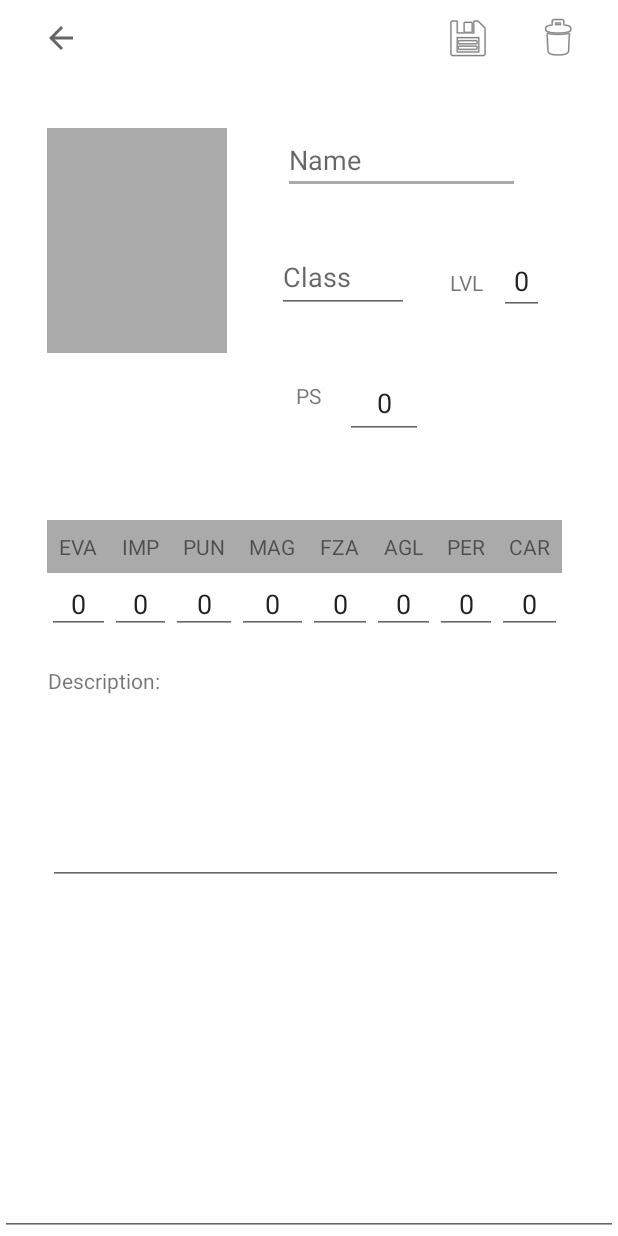
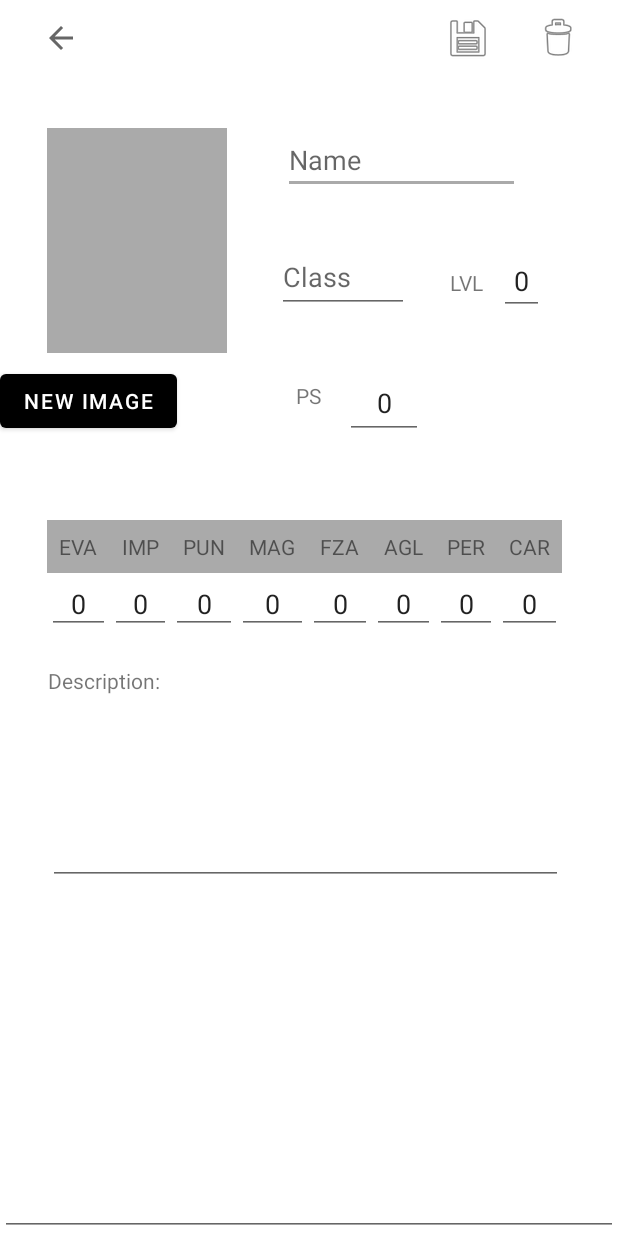
Before and after one commit to meskion/AndroidProjectRoleHelper, an Android app: the screen it shows after launch (charTemplateEditActivity), after a tap on "NEW CHARACTER", on a phone screen of 412 x 824 dp. Run offline under Robolectric (Android 15) with nearby library versions, the phone set to English and light mode, and no system bars.

Commit message:
added image field to charTemplate db table and class

```diff
--- a/app/src/main/java/database/CharSQLiteOpenHelper.java
+++ b/app/src/main/java/database/CharSQLiteOpenHelper.java
@@ -7,8 +7,17 @@ import android.database.sqlite.SQLiteOpenHelper;
 import androidx.annotation.Nullable;
 
 public class CharSQLiteOpenHelper  extends SQLiteOpenHelper {
-    public CharSQLiteOpenHelper(@Nullable Context context, @Nullable String name, @Nullable SQLiteDatabase.CursorFactory factory, int version) {
+
+    public static CharSQLiteOpenHelper instance;
+    private  CharSQLiteOpenHelper(@Nullable Context context, @Nullable String name, @Nullable SQLiteDatabase.CursorFactory factory, int version) {
         super(context, name, factory, version);
+    }
+    public static CharSQLiteOpenHelper getInstance(Context context){
+        if (instance == null){
+            instance =  new CharSQLiteOpenHelper(context, "administracion", null, 1);
+        }
+
+        return instance;
     }
 
     @Override
@@ -29,7 +38,8 @@ public class CharSQLiteOpenHelper  extends SQLiteOpenHelper {
                 " name text," +
                 " archetype text," +
                 " description text," +
-                " notes text)" );
+                " notes text, "+
+                " image blob)" );
 
     }
 
--- a/app/src/main/java/database/CharTemplateRepository.java
+++ b/app/src/main/java/database/CharTemplateRepository.java
@@ -19,7 +19,7 @@ public class CharTemplateRepository {
     private Context cxt;
 
     private CharTemplateRepository(Context context) {
-        sqlHelper = new CharSQLiteOpenHelper(context, "administracion", null, 1);
+        sqlHelper = CharSQLiteOpenHelper.getInstance(context);
 
     }
 
@@ -50,6 +50,7 @@ public class CharTemplateRepository {
         values.put("archetype", ch.getArchetype());
         values.put("description", ch.getDescription());
         values.put("notes", ch.getNotes());
+        values.put("image", ch.getImage());
         if (isNew) {
             db.insert("charTemplate", null, values);
 
@@ -100,7 +101,8 @@ public class CharTemplateRepository {
                     charRow.getString(11),
                     charRow.getString(12),
                     charRow.getString(13),
-                    charRow.getString(14)
+                    charRow.getString(14),
+                    charRow.getBlob(15)
             );
         }
         return ch;
--- a/app/src/main/res/layout/fragment_char_template_primary_edit.xml
+++ b/app/src/main/res/layout/fragment_char_template_primary_edit.xml
@@ -279,4 +279,13 @@
         app:layout_constraintBottom_toTopOf="@+id/descriptionTxtEdit"
         app:layout_constraintStart_toStartOf="parent" />
 
+    <Button
+        android:id="@+id/imageEditButton"
+        android:layout_width="wrap_content"
+        android:layout_height="wrap_content"
+        android:layout_marginTop="8dp"
+        android:text="new image"
+        app:layout_constraintTop_toBottomOf="@+id/imageView"
+        tools:layout_editor_absoluteX="31dp" />
+
 </androidx.constraintlayout.widget.ConstraintLayout>
```
Also changed, not shown: app/src/main/java/classes/CharTemplate.java (+13 -3 lines).
